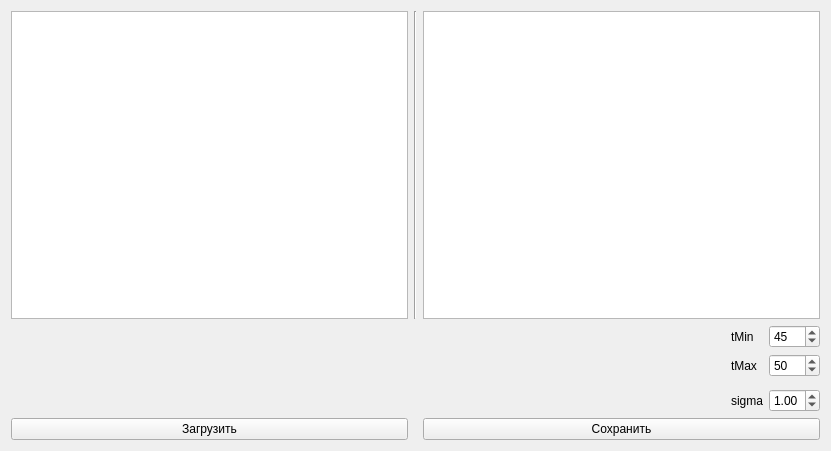
Qt form src/Simple/CannyWidget.ui (RazorNd/CannyDetectionAlgorithm) before a commit.
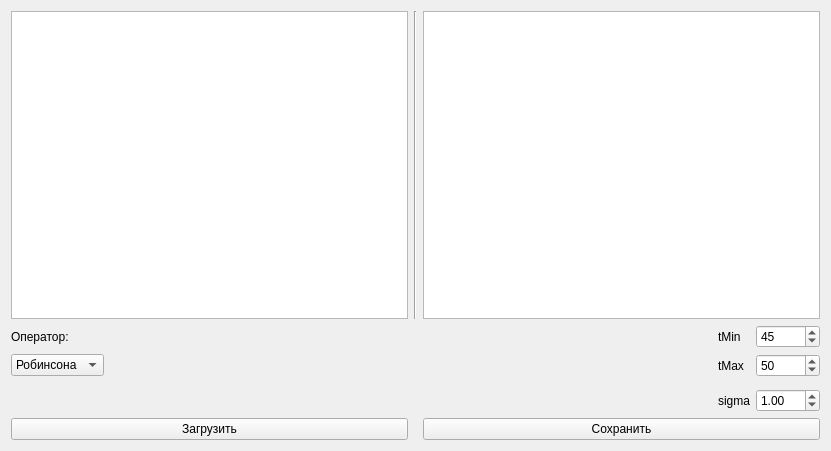
The same form after that commit.

Commit message: GUI add functional for change suppress operator

What changed in the file:
```diff
--- a/src/Simple/CannyWidget.ui
+++ b/src/Simple/CannyWidget.ui
@@ -57,7 +57,7 @@
    </item>
    <item row="1" column="0" colspan="3">
     <layout class="QGridLayout" name="gridLayout_2">
-     <item row="0" column="2">
+     <item row="0" column="3">
       <widget class="QSpinBox" name="tMin">
        <property name="maximum">
         <number>255</number>
@@ -67,7 +67,7 @@
        </property>
       </widget>
      </item>
-     <item row="1" column="2">
+     <item row="1" column="3">
       <widget class="QSpinBox" name="tMax">
        <property name="maximum">
         <number>255</number>
@@ -77,31 +77,31 @@
        </property>
       </widget>
      </item>
-     <item row="0" column="1">
+     <item row="0" column="2">
       <widget class="QLabel" name="label">
        <property name="text">
         <string>tMin</string>
        </property>
       </widget>
      </item>
-     <item row="1" column="1">
+     <item row="1" column="2">
       <widget class="QLabel" name="label_2">
        <property name="text">
         <string>tMax</string>
        </property>
       </widget>
      </item>
-     <item row="3" column="1">
+     <item row="3" column="2">
       <widget class="QLabel" name="label_3">
        <property name="text">
         <string>sigma</string>
        </property>
       </widget>
      </item>
-     <item row="3" column="2">
+     <item row="3" column="3">
       <widget class="QDoubleSpinBox" name="sigma">
        <property name="maximum">
-        <double>3.000000000000000</double>
+        <double>100.000000000000000</double>
        </property>
        <property name="singleStep">
         <double>0.010000000000000</double>
@@ -111,7 +111,7 @@
        </property>
       </widget>
      </item>
-     <item row="0" column="0" rowspan="4">
+     <item row="0" column="1" rowspan="4">
       <spacer name="horizontalSpacer">
        <property name="orientation">
         <enum>Qt::Horizontal</enum>
@@ -124,6 +124,27 @@
        </property>
       </spacer>
      </item>
+     <item row="1" column="0">
+      <widget class="QComboBox" name="supressOperator">
+       <item>
+        <property name="text">
+         <string>Робинсона</string>
+        </property>
+       </item>
+       <item>
+        <property name="text">
+         <string>Собеля</string>
+        </property>
+       </item>
+      </widget>
+     </item>
+     <item row="0" column="0">
+      <widget class="QLabel" name="label_4">
+       <property name="text">
+        <string>Оператор:</string>
+       </property>
+      </widget>
+     </item>
     </layout>
    </item>
   </layout>
```
The commit also changes 1 other file.
